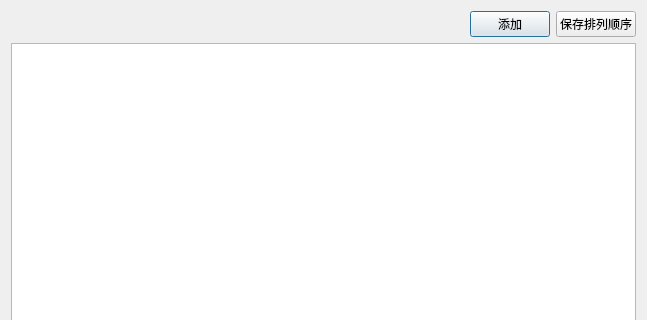
The window that PayCount_QT/CProMngDlg.ui (605791556/PayAccount-QT) describes before a commit, drawn with Qt 5; both pictures show x 0 to 647 and y 0 to 320 of the 647 by 711 pixel window.
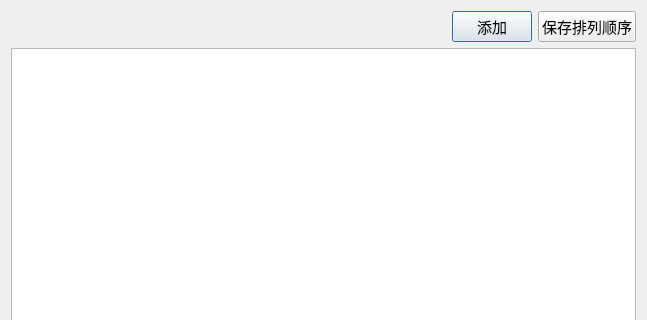
The same window after the commit.

```diff
--- a/PayCount_QT/CProMngDlg.ui
+++ b/PayCount_QT/CProMngDlg.ui
@@ -31,6 +31,11 @@
      </item>
      <item>
       <widget class="QPushButton" name="BTN_ADD">
+       <property name="font">
+        <font>
+         <pointsize>11</pointsize>
+        </font>
+       </property>
        <property name="text">
         <string>添加</string>
        </property>
@@ -38,6 +43,11 @@
      </item>
      <item>
       <widget class="QPushButton" name="BTN_SAVE_DEX">
+       <property name="font">
+        <font>
+         <pointsize>11</pointsize>
+        </font>
+       </property>
        <property name="text">
         <string>保存排列顺序</string>
        </property>
@@ -48,7 +58,13 @@
    <item>
     <layout class="QVBoxLayout" name="verticalLayout">
      <item>
-      <widget class="QTableWidget" name="tableWidget"/>
+      <widget class="QTableWidget" name="tableWidget">
+       <property name="font">
+        <font>
+         <pointsize>11</pointsize>
+        </font>
+       </property>
+      </widget>
      </item>
      <item>
       <widget class="QLabel" name="label">
```
